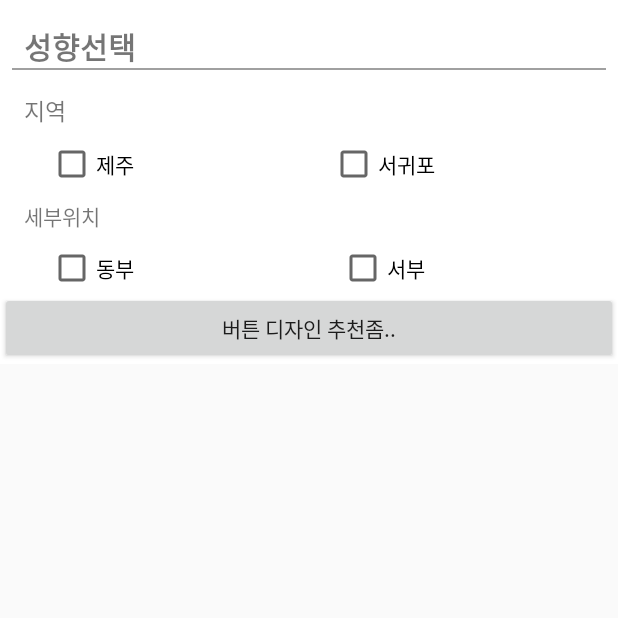
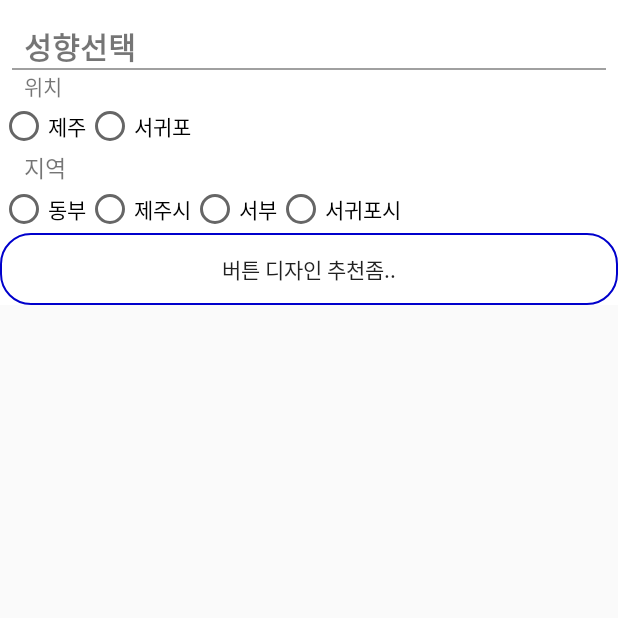
Before and after one commit to soohyeon13/Tourism, an Android app: the TourActivity screen opened directly, with no data from a screen before it, on a phone screen of 412 x 824 dp, the top half of it. Run offline under Robolectric (Android 15) with nearby library versions, the phone set to English and light mode, and no system bars; our stand-ins replace Room's generated code, data binding; network calls fail.

Commit message:
checkBox -> RadioButton(변경) / 기능 추가

```diff
--- /dev/null
+++ b/app/src/main/java/com/example/tourism/contract/TourViewContract.java
@@ -0,0 +1,7 @@
+package com.example.tourism.contract;
+
+import android.view.View;
+
+public interface TourViewContract {
+    void btnClick(View view);
+}
--- a/app/src/main/java/com/example/tourism/data/dao/TourDao.java
+++ b/app/src/main/java/com/example/tourism/data/dao/TourDao.java
@@ -17,6 +17,9 @@ public interface TourDao {
     @Query("SELECT * FROM tour")
     LiveData<List<TourEntity>> findAll();
 
+    @Query("SELECT * FROM tour WHERE tour_city LIKE :tourCity AND tour_category LIKE :tourCategory ")
+    LiveData<List<TourEntity>> findSelectedCateTour(String tourCity, String tourCategory);
+
     @Insert(onConflict = OnConflictStrategy.REPLACE)
     void save(TourEntity tour);
 
--- a/app/src/main/java/com/example/tourism/view/FoodActivity.java
+++ b/app/src/main/java/com/example/tourism/view/FoodActivity.java
@@ -1,6 +1,5 @@
 package com.example.tourism.view;
 
-import android.content.Context;
 import android.os.Bundle;
 import android.view.View;
 
@@ -8,17 +7,12 @@ import androidx.appcompat.app.AppCompatActivity;
 import androidx.databinding.DataBindingUtil;
 import androidx.lifecycle.ViewModelProviders;
 import androidx.recyclerview.widget.GridLayoutManager;
-import androidx.recyclerview.widget.LinearLayoutManager;
 import androidx.recyclerview.widget.LinearSnapHelper;
 import androidx.recyclerview.widget.RecyclerView;
 import androidx.recyclerview.widget.SnapHelper;
-import androidx.recyclerview.widget.StaggeredGridLayoutManager;
 
-import com.amitshekhar.DebugDB;
 import com.example.tourism.R;
-import com.example.tourism.contract.FirstViewContract;
 import com.example.tourism.contract.FoodViewContract;
-import com.example.tourism.data.FoodEntity;
 import com.example.tourism.databinding.FoodCategoryActivityBinding;
 import com.example.tourism.view.adapter.FoodRecyclerAdapter;
 import com.example.tourism.viewmodel.food.FoodViewModel;
--- a/app/src/main/java/com/example/tourism/view/TourActivity.java
+++ b/app/src/main/java/com/example/tourism/view/TourActivity.java
@@ -1,6 +1,7 @@
 package com.example.tourism.view;
 
 import android.os.Bundle;
+import android.view.View;
 
 import androidx.appcompat.app.AppCompatActivity;
 import androidx.databinding.DataBindingUtil;
@@ -11,11 +12,12 @@ import androidx.recyclerview.widget.RecyclerView;
 import androidx.recyclerview.widget.SnapHelper;
 
 import com.example.tourism.R;
+import com.example.tourism.contract.TourViewContract;
 import com.example.tourism.databinding.TourCategoryActivityBinding;
 import com.example.tourism.view.adapter.TourRecyclerAdapter;
 import com.example.tourism.viewmodel.tour.TourViewModel;
 
-public class TourActivity extends AppCompatActivity {
+public class TourActivity extends AppCompatActivity implements TourViewContract {
     private RecyclerView tourRecycler;
     private SnapHelper snapHelper;
     private TourViewModel tourViewModel;
@@ -26,10 +28,11 @@ public class TourActivity extends AppCompatActivity {
     protected void onCreate(Bundle savedInstanceState) {
         super.onCreate(savedInstanceState);
         TourCategoryActivityBinding binding = DataBindingUtil.setContentView(this,R.layout.tour_category_activity);
-        binding.setViewModel(new TourViewModel(getApplication()));
+        binding.setViewModel(new TourViewModel(getApplication(),(TourViewContract)this));
 
-        tourViewModel = ViewModelProviders.of(this).get(TourViewModel.class);
-        tourViewModel.getAllTours().observe(this,tours -> tourRecyclerAdapter.setTour(tours));
+        tourViewModel = binding.getViewModel();
+//        tourViewModel = ViewModelProviders.of(this).get(TourViewModel.class);
+//        tourViewModel.getAllTours().observe(this,tours -> tourRecyclerAdapter.setTour(tours));
 
         setupViews();
     }
@@ -44,4 +47,9 @@ public class TourActivity extends AppCompatActivity {
         tourRecycler.setAdapter(tourRecyclerAdapter);
 
     }
+
+    @Override
+    public void btnClick(View view) {
+        tourViewModel.getSelectedCateTour().observe(this,tours -> tourRecyclerAdapter.setTour(tours));
+    }
 }
--- a/app/src/main/java/com/example/tourism/viewmodel/food/FoodViewModel.java
+++ b/app/src/main/java/com/example/tourism/viewmodel/food/FoodViewModel.java
@@ -3,26 +3,17 @@ package com.example.tourism.viewmodel.food;
 import android.app.Application;
 import android.util.Log;
 import android.view.View;
-import android.widget.CheckBox;
-import android.widget.RadioButton;
-import android.widget.Toast;
 
 import androidx.annotation.NonNull;
-import androidx.databinding.ObservableBoolean;
-import androidx.databinding.ObservableField;
 import androidx.lifecycle.AndroidViewModel;
 import androidx.lifecycle.LiveData;
 
 import com.example.tourism.R;
-import com.example.tourism.contract.FirstViewContract;
 import com.example.tourism.contract.FoodViewContract;
 import com.example.tourism.data.FoodEntity;
 import com.example.tourism.data.dao.FoodDao;
 import com.example.tourism.data.database.AppDatabase;
-import com.example.tourism.view.adapter.FoodRecyclerAdapter;
 
-import java.nio.file.Path;
-import java.util.HashMap;
 import java.util.List;
 import java.util.concurrent.ExecutorService;
 import java.util.concurrent.Executors;
@@ -59,27 +50,21 @@ public class FoodViewModel extends AndroidViewModel{
         switch (v.getId()) {
             case R.id.check_jeju:
                 city = "제주시";
-                Log.d("******","제주");
                 break;
             case R.id.check_seogwipo:
                 city = "서귀포";
-                Log.d("******","서귀포");
                 break;
             case R.id.check_east:
                 location = "동부";
-                Log.d("******","동쪽");
                 break;
             case R.id.check_jeju_city:
                 location = "제주시";
-                Log.d("******","제주시");
                 break;
             case R.id.check_west:
                 location = "서부";
-                Log.d("******","서쪽");
                 break;
             case R.id.check_seogwi_city:
                 location = "서귀포시";
-                Log.d("******","서귀포시");
                 break;
         }
     }
--- a/app/src/main/java/com/example/tourism/viewmodel/tour/TourViewModel.java
+++ b/app/src/main/java/com/example/tourism/viewmodel/tour/TourViewModel.java
@@ -1,11 +1,15 @@
 package com.example.tourism.viewmodel.tour;
 
 import android.app.Application;
+import android.util.Log;
+import android.view.View;
 
 import androidx.annotation.NonNull;
 import androidx.lifecycle.AndroidViewModel;
 import androidx.lifecycle.LiveData;
 
+import com.example.tourism.R;
+import com.example.tourism.contract.TourViewContract;
 import com.example.tourism.data.TourEntity;
 import com.example.tourism.data.dao.TourDao;
 import com.example.tourism.data.database.AppDatabase;
@@ -15,15 +19,19 @@ import java.util.concurrent.ExecutorService;
 import java.util.concurrent.Executors;
 
 public class TourViewModel extends AndroidViewModel {
+    private final TourViewContract tourviewContract;
     private TourDao tourDao;
     private ExecutorService executorService;
-    public TourViewModel(@NonNull Application application) {
+    private String tourCity,tourCategory;
+    public TourViewModel(@NonNull Application application, TourViewContract tourViewContract) {
         super(application);
+        this.tourviewContract = tourViewContract;
         tourDao = AppDatabase.getInstance(application).tourDao();
         executorService = Executors.newSingleThreadExecutor();
     }
 
     public LiveData<List<TourEntity>> getAllTours(){return tourDao.findAll();}
+    public LiveData<List<TourEntity>> getSelectedCateTour(){return tourDao.findSelectedCateTour(tourCity,tourCategory);}
 
     public void saveTour(TourEntity tourEntity){
         executorService.execute(() -> tourDao.save(tourEntity));
@@ -32,4 +40,30 @@ public class TourViewModel extends AndroidViewModel {
     public void deleteTour(TourEntity tourEntity) {
         executorService.execute(() -> tourDao.delete(tourEntity));
     }
+
+    public void btnClick(View v) {
+        tourviewContract.btnClick(v);
+    }
+    public void onCheckedChanged(View v) {
+        switch (v.getId()) {
+            case R.id.check_jeju:
+                tourCity = "제주시";
+                break;
+            case R.id.check_seogwipo:
+                tourCity = "서귀포";
+                break;
+            case R.id.check_east:
+                tourCategory = "동부";
+                break;
+            case R.id.check_jeju_city:
+                tourCategory = "제주시";
+                break;
+            case R.id.check_west:
+                tourCategory = "서부";
+                break;
+            case R.id.check_seogwi_city:
+                tourCategory = "서귀포시";
+                break;
+        }
+    }
 }
--- /dev/null
+++ b/app/src/main/res/drawable/btn_select.xml
@@ -0,0 +1,6 @@
+<?xml version="1.0" encoding="utf-8"?>
+<selector xmlns:android="http://schemas.android.com/apk/res/android">
+    <item android:state_pressed="true" android:drawable="@drawable/drawable_view_focused"/>
+    <item android:state_focused="true" android:drawable="@drawable/drawable_view_focused"/>
+    <item android:drawable="@drawable/btn_shape"/>
+</selector>
--- /dev/null
+++ b/app/src/main/res/drawable/drawable_view_focused.xml
@@ -0,0 +1,8 @@
+<?xml version="1.0" encoding="utf-8"?>
+<shape xmlns:android="http://schemas.android.com/apk/res/android"
+    android:shape="rectangle">
+
+    <solid
+        android:color="@color/colorBlue" />
+
+</shape>
--- a/app/src/main/res/layout/food_small_category.xml
+++ b/app/src/main/res/layout/food_small_category.xml
@@ -65,7 +65,7 @@
             android:id="@+id/button2"
             android:layout_width="0dp"
             android:layout_height="wrap_content"
-            android:background="@drawable/btn_shape"
+            android:background="@drawable/btn_select"
             android:text="버튼 디자인 추천좀.."
             android:onClick="@{viewModel::btnClick}"
             app:layout_constraintEnd_toEndOf="parent"
--- a/app/src/main/res/layout/tour_category_activity.xml
+++ b/app/src/main/res/layout/tour_category_activity.xml
@@ -34,7 +34,9 @@
                 <include
                     android:layout_width="match_parent"
                     android:layout_height="match_parent"
-                    layout="@layout/tour_small_category" />
+                    layout="@layout/tour_small_category"
+                    app:viewModel="@{viewModel}"
+                    />
 
 
             </com.google.android.material.appbar.CollapsingToolbarLayout>
--- a/app/src/main/res/layout/tour_small_category.xml
+++ b/app/src/main/res/layout/tour_small_category.xml
@@ -1,10 +1,20 @@
 <?xml version="1.0" encoding="utf-8"?>
+
+<layout xmlns:android="http://schemas.android.com/apk/res/android"
+    xmlns:app="http://schemas.android.com/apk/res-auto"
+    xmlns:tools="http://schemas.android.com/tools">
+    <data>
+        <variable
+            name="viewModel"
+            type="com.example.tourism.viewmodel.tour.TourViewModel" />
+    </data>
+
     <androidx.constraintlayout.widget.ConstraintLayout
-    xmlns:android="http://schemas.android.com/apk/res/android"
-    xmlns:app="http://schemas.android.com/apk/res-auto"
-    android:orientation="vertical"
         android:layout_width="match_parent"
-    android:layout_height="match_parent">
+        android:layout_height="match_parent"
+        android:orientation="vertical">
+
+
 
         <TextView
             android:id="@+id/textView2"
@@ -37,71 +47,94 @@
             android:layout_width="wrap_content"
             android:layout_height="wrap_content"
             android:layout_marginStart="16dp"
-        android:layout_marginTop="15dp"
             android:text="지역"
             android:textSize="15dp"
             app:layout_constraintStart_toStartOf="parent"
-        app:layout_constraintTop_toBottomOf="@+id/view" />
-
-    <CheckBox
-        android:id="@+id/check_jeju"
-        android:layout_width="0dp"
-        android:layout_height="wrap_content"
-        android:layout_marginStart="32dp"
-        android:layout_marginTop="8dp"
-        android:text="제주"
-        app:layout_constraintStart_toStartOf="parent"
-        app:layout_constraintTop_toBottomOf="@+id/textView3" />
-
-    <CheckBox
-        android:id="@+id/check_seogwipo"
-        android:layout_width="wrap_content"
-        android:layout_height="wrap_content"
-        android:layout_marginStart="8dp"
-        android:layout_marginTop="8dp"
-        android:text="서귀포"
-        app:layout_constraintEnd_toEndOf="parent"
-        app:layout_constraintStart_toEndOf="@+id/check_jeju"
-        app:layout_constraintTop_toBottomOf="@+id/textView3" />
+            app:layout_constraintTop_toBottomOf="@+id/radioGroup2" />
 
         <TextView
             android:id="@+id/textView4"
             android:layout_width="wrap_content"
             android:layout_height="wrap_content"
-        android:layout_marginStart="16dp"
-        android:layout_marginTop="8dp"
-        android:text="세부위치"
-        app:layout_constraintStart_toStartOf="parent"
-        app:layout_constraintTop_toBottomOf="@+id/check_jeju" />
+            android:text="위치"
+            app:layout_constraintStart_toStartOf="@+id/textView3"
+            app:layout_constraintTop_toBottomOf="@+id/view" />
 
-    <CheckBox
-        android:id="@+id/check_east"
+
+        <Button
+            android:id="@+id/button2"
             android:layout_width="0dp"
             android:layout_height="wrap_content"
-        android:layout_marginStart="32dp"
-        android:layout_marginTop="8dp"
-        android:text="동부"
+            android:background="@drawable/btn_select"
+            android:text="버튼 디자인 추천좀.."
+            android:onClick="@{viewModel::btnClick}"
+            app:layout_constraintEnd_toEndOf="parent"
             app:layout_constraintStart_toStartOf="parent"
-        app:layout_constraintTop_toBottomOf="@+id/textView4" />
+            app:layout_constraintTop_toBottomOf="@+id/radioGroup" />
 
-    <CheckBox
+        <RadioGroup
+            android:id="@+id/radioGroup2"
+            android:layout_width="0dp"
+            android:layout_height="wrap_content"
+            android:orientation="horizontal"
+            app:layout_constraintEnd_toEndOf="parent"
+            app:layout_constraintStart_toStartOf="parent"
+            app:layout_constraintTop_toBottomOf="@+id/textView4">
+
+            <RadioButton
+
+                android:id="@+id/check_jeju"
+                android:layout_width="wrap_content"
+                android:layout_height="wrap_content"
+                android:onClick="@{viewModel::onCheckedChanged}"
+                android:text="제주" />
+
+            <RadioButton
+                android:id="@+id/check_seogwipo"
+                android:layout_width="wrap_content"
+                android:layout_height="wrap_content"
+                android:onClick="@{viewModel::onCheckedChanged}"
+                android:text="서귀포" />
+        </RadioGroup>
+
+        <RadioGroup
+            android:id="@+id/radioGroup"
+            android:layout_width="0dp"
+            android:layout_height="wrap_content"
+            android:orientation="horizontal"
+            app:layout_constraintEnd_toEndOf="parent"
+            app:layout_constraintStart_toStartOf="parent"
+            app:layout_constraintTop_toBottomOf="@+id/textView3">
+
+            <RadioButton
+                android:id="@+id/check_east"
+                android:layout_width="wrap_content"
+                android:layout_height="wrap_content"
+                android:onClick="@{viewModel::onCheckedChanged}"
+                android:text="동부" />
+
+            <RadioButton
+                android:id="@+id/check_jeju_city"
+                android:layout_width="wrap_content"
+                android:layout_height="wrap_content"
+                android:onClick="@{viewModel::onCheckedChanged}"
+                android:text="제주시" />
+
+            <RadioButton
                 android:id="@+id/check_west"
                 android:layout_width="wrap_content"
                 android:layout_height="wrap_content"
-        android:layout_marginStart="8dp"
-        android:layout_marginTop="8dp"
-        android:text="서부"
-        app:layout_constraintEnd_toEndOf="parent"
-        app:layout_constraintStart_toEndOf="@+id/check_east"
-        app:layout_constraintTop_toBottomOf="@+id/textView4" />
+                android:onClick="@{viewModel::onCheckedChanged}"
+                android:text="서부" />
 
-    <Button
-        android:layout_width="0dp"
+            <RadioButton
+                android:id="@+id/check_seogwi_city"
+                android:layout_width="wrap_content"
                 android:layout_height="wrap_content"
-        android:text="버튼 디자인 추천좀.."
-        app:layout_constraintEnd_toEndOf="parent"
-        app:layout_constraintStart_toStartOf="parent"
-        app:layout_constraintTop_toBottomOf="@+id/check_west" />
+                android:onClick="@{viewModel::onCheckedChanged}"
+                android:text="서귀포시" />
+        </RadioGroup>
 
 
     </androidx.constraintlayout.widget.ConstraintLayout>
+</layout>
```
Also changed, not shown: app/src/main/java/com/example/tourism/viewmodel/food/FoodItemViewModel.java (+0 -8 lines). Lines whose indentation alone changed are shown as unchanged.
